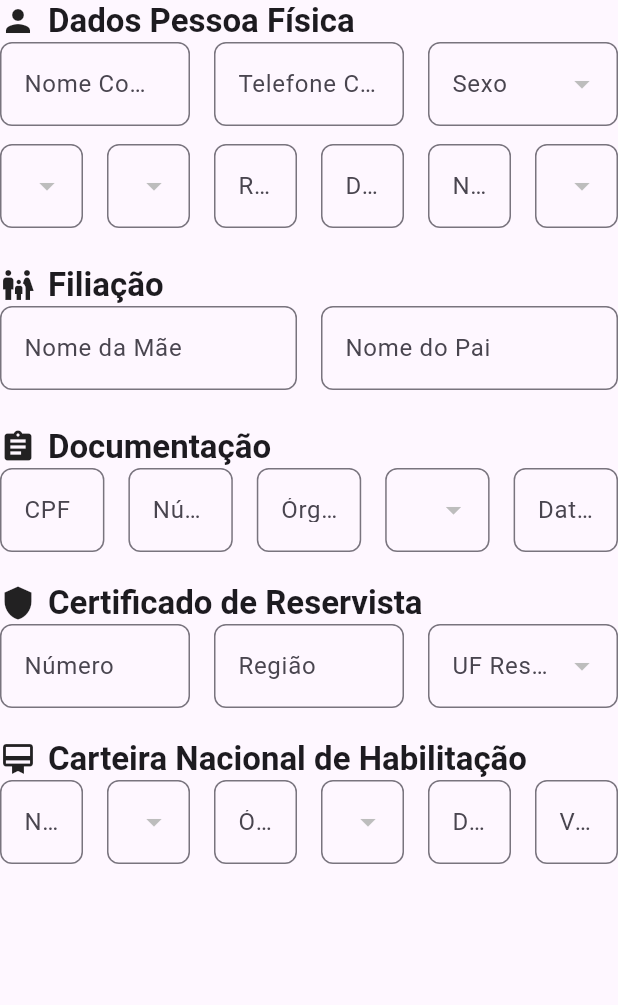
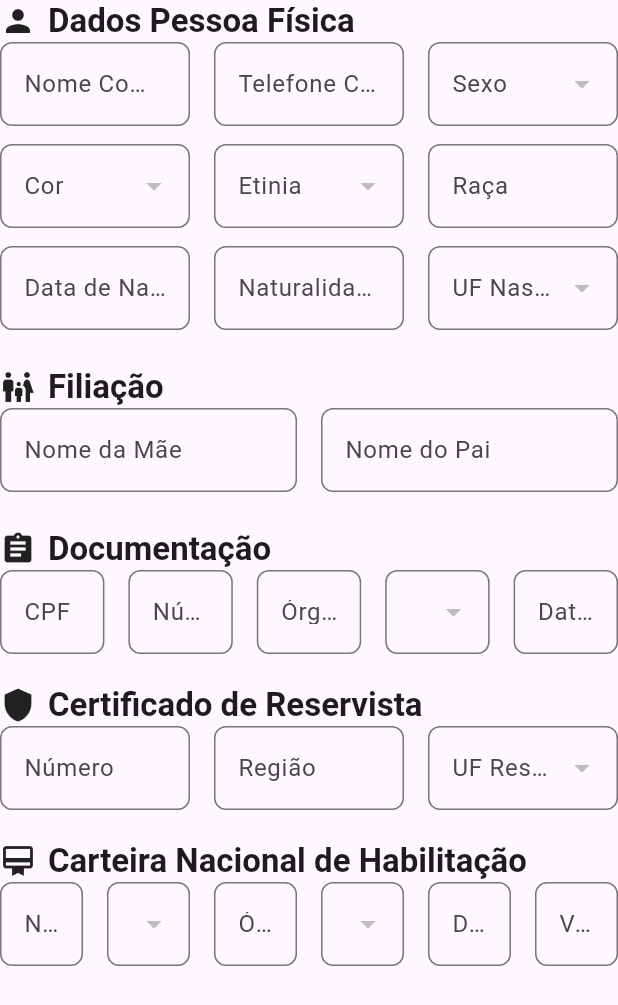
Before and after one commit to vitorag10/formul-rio, a Flutter app: the PessoaFisicaForm widget shown alone on an empty page, opened directly with empty values, on a phone screen of 412 x 824 dp. Shown: the top 1005 px of the screen. Run offline on Flutter 3.47's test engine with Material 3 defaults, Android fonts, the phone set to English and light mode, and no system bars.

Commit message:
Modifiquei o campo de lá de pessoa fisica, na parte de documentação, pois tinha muitos campos uns pertos aos outros e modifiquei para ter 3 em cada linha

```diff
--- a/lib/page/operador.dart
+++ b/lib/page/operador.dart
@@ -56,7 +56,7 @@ class OperadorPage extends StatelessWidget {
       body: SingleChildScrollView( // Adicionado para permitir rolagem
         child: Container(
           color: Colors.grey[300], // Fundo da página em cinza
-          padding: const EdgeInsets.symmetric(horizontal: 200.0, vertical: 20.0),
+          padding: const EdgeInsets.symmetric(horizontal: 100.0, vertical: 25.0),
           child: Column(
             crossAxisAlignment: CrossAxisAlignment.center,
             children: [
@@ -331,7 +331,12 @@ class _PessoaFisicaFormState extends State<PessoaFisicaForm> {
             ),
             SizedBox(width: 16),
             Expanded(child: CustomTextField(label: 'Raça')),
-            SizedBox(width: 16),
+          ],
+        ),
+        SizedBox(height: 12), // Adicionando um espaço de 24 pixels
+        Row(
+          mainAxisAlignment: MainAxisAlignment.center,
+          children: [
             Expanded(child: CustomTextField(label: 'Data de Nascimento')),
             SizedBox(width: 16),
             Expanded(child: CustomTextField(label: 'Naturalidade')),
@@ -457,6 +462,7 @@ class _PessoaFisicaFormState extends State<PessoaFisicaForm> {
             ),
             SizedBox(width: 16),
             Expanded(child: CustomTextField(label: 'Órgão Exp.')),
+
             SizedBox(width: 16),
             Expanded(
               child: CustomDropdownField(
```
